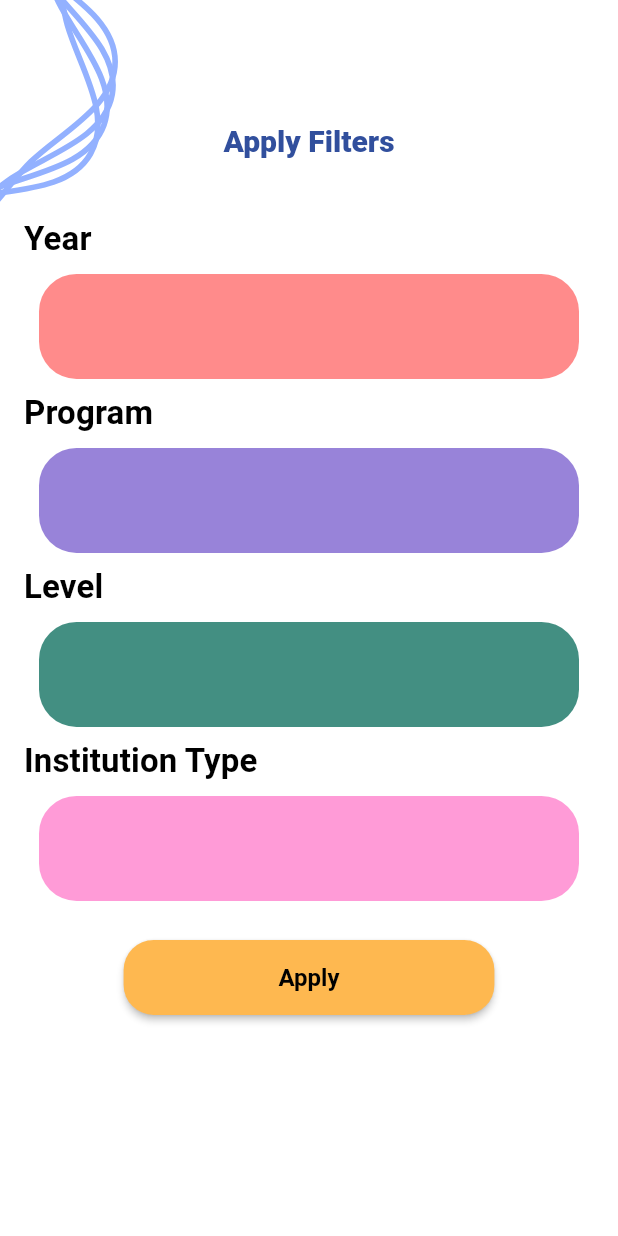
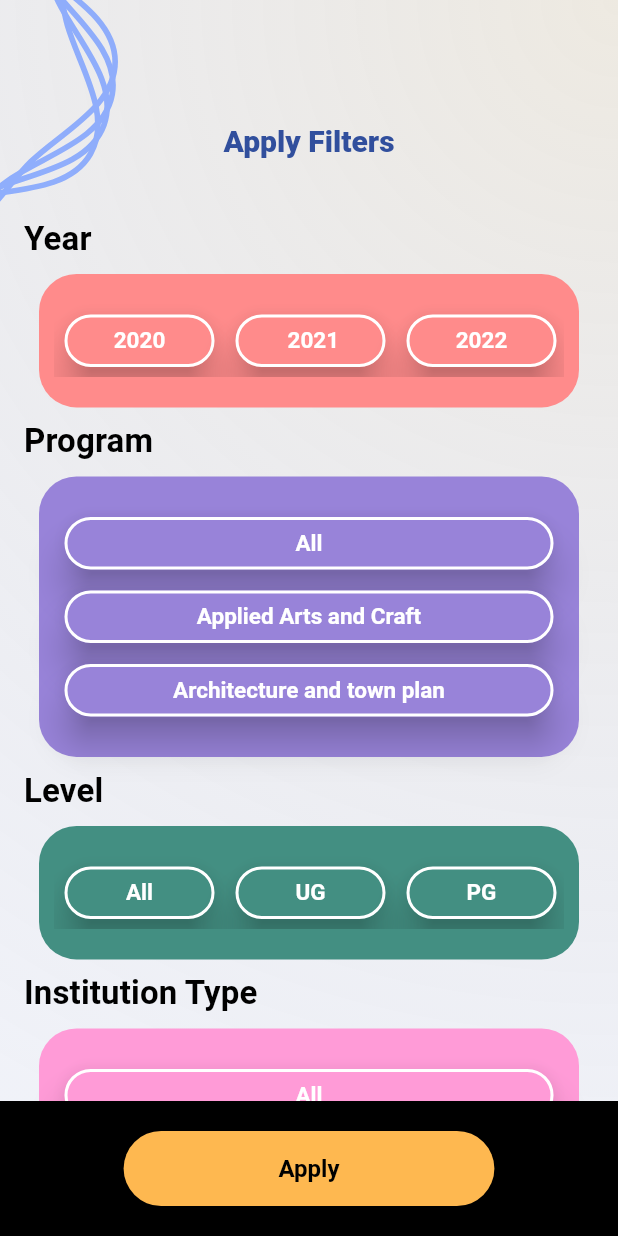
Before and after one commit to PiyushKarmhe/sihapp, a Flutter app: the screen it shows after launch, after a tap on the "filter alt" icon, on a phone screen of 412 x 824 dp. Run offline on Flutter 3.47's test engine with Material 2 defaults, Android fonts, the phone set to English and light mode, and no system bars; drawn by our look-alikes of custom_radio_grouped_button; our stand-ins replace fl_chart, flutter_svg, get, toggle_switch; network calls fail.

Commit message:
fillter page

```diff
--- a/lib/config/colors.dart
+++ b/lib/config/colors.dart
@@ -10,6 +10,9 @@ class AppColor {
 
   static const lightBlue1 = Color(0xFFE4E7FF);
 
+  static var grad1 = const Color(0xFFBCAC8B).withOpacity(0.26);
+  static var grad2 = const Color(0xFF6D7EBA).withOpacity(0.1);
+
   static const yellow = Color(0xFFFEB850);
   static const darkYellow = Color(0xFF796123);
   static const purple = Color(0xFF9883D9);
--- a/lib/config/theme.dart
+++ b/lib/config/theme.dart
@@ -6,7 +6,7 @@ class AppTheme {
 
   // Light theme
   static final ThemeData lightTheme = ThemeData(
-    scaffoldBackgroundColor: AppColor.white,
+    scaffoldBackgroundColor: Colors.transparent,
     colorScheme: const ColorScheme.light(
       primary: AppColor.yellow,
       onPrimary: Colors.black,
@@ -20,7 +20,7 @@ class AppTheme {
       color: Colors.white54,
     ),
     buttonTheme: ButtonThemeData(
-        shape: RoundedRectangleBorder(borderRadius: BorderRadius.circular(20))),
+        shape: RoundedRectangleBorder(borderRadius: BorderRadius.circular(50))),
     secondaryHeaderColor: AppColor.lightBlue,
     textTheme: const TextTheme(
         displayLarge: TextStyle(
@@ -51,7 +51,7 @@ class AppTheme {
 
   // Dark theme
   static final ThemeData darkTheme = ThemeData(
-    scaffoldBackgroundColor: AppColor.black,
+    scaffoldBackgroundColor: Colors.transparent,
     colorScheme: const ColorScheme.light(
       primary: AppColor.yellow,
       onPrimary: AppColor.white,
@@ -66,7 +66,7 @@ class AppTheme {
       color: Colors.white54,
     ),
     buttonTheme: ButtonThemeData(
-        shape: RoundedRectangleBorder(borderRadius: BorderRadius.circular(25))),
+        shape: RoundedRectangleBorder(borderRadius: BorderRadius.circular(50))),
     textTheme: const TextTheme(
         displayLarge: TextStyle(
           color: Color(0xFFD4D8E3),
--- /dev/null
+++ b/lib/controller/filter_controller.dart
@@ -0,0 +1,21 @@
+import 'package:get/get.dart';
+
+class FilterController extends GetxController {
+  RxList selectedYears = [].obs;
+  RxList selectedProgram = [].obs;
+  RxList selectedLevel = [].obs;
+  RxList selectedInstType = [].obs;
+
+  List<String> yearList = ["2020", " 2021", "2022"];
+  List<String> programList = <String>[
+    'All',
+    "Applied Arts and Craft",
+    "Architecture and town plan"
+  ];
+  List<String> levelList = ["All", "UG", "PG"];
+  List<String> instTypeList = [
+    "All",
+    "Applied Arts and Craft",
+    "Architecture and town Plan"
+  ];
+}
--- a/lib/view/main_activity.dart
+++ b/lib/view/main_activity.dart
@@ -1,5 +1,6 @@
 import 'dart:developer';
 
+import 'package:custom_radio_grouped_button/custom_radio_grouped_button.dart';
 import 'package:flutter/material.dart';
 import 'package:flutter_svg/flutter_svg.dart';
 import 'package:get/get.dart';
@@ -8,6 +9,8 @@ import 'package:sih/controller/data_controller.dart';
 import 'package:sih/view/widgets/filter_container.dart';
 import 'package:sih/view/widgets/primary_button.dart';
 import 'package:sih/view/widgets/primary_card.dart';
+
+import '../controller/filter_controller.dart';
 
 RxBool showFilter = false.obs;
 
@@ -19,12 +22,24 @@ class MainActivity extends StatefulWidget {
 
 class _MainActivityState extends State<MainActivity> {
   final _dataController = Get.put(DataController());
+  final _filterController = Get.put(FilterController());
+
   @override
   Widget build(BuildContext context) {
     final totalHeight = MediaQuery.of(context).size.height;
     final totalWidth = MediaQuery.of(context).size.width;
     return Scaffold(
         body: Stack(children: [
+      Container(
+        height: totalHeight,
+        width: totalWidth,
+        decoration: BoxDecoration(
+            color: AppColor.white,
+            gradient: RadialGradient(colors: [
+              AppColor.grad1,
+              AppColor.grad2,
+            ], radius: 2, center: Alignment.topRight)),
+      ),
       Obx(
         () => (!showFilter.value)
             ? dashBoard(totalHeight, totalWidth, context)
@@ -70,12 +85,12 @@ class _MainActivityState extends State<MainActivity> {
                     style: Theme.of(context).textTheme.titleSmall,
                   ),
                 ),
-                const FilterContainer(
-                    child: SizedBox(
-                      width: 100,
-                      height: 30,
-                    ),
-                    color: AppColor.red),
+                FilterContainer(
+                  color: AppColor.red,
+                  labelList: _filterController.yearList,
+                  selected: _filterController.selectedYears,
+                  horizontal: false,
+                ),
                 Align(
                   alignment: Alignment.topLeft,
                   child: Text(
@@ -83,12 +98,12 @@ class _MainActivityState extends State<MainActivity> {
                     style: Theme.of(context).textTheme.titleSmall,
                   ),
                 ),
-                const FilterContainer(
-                    child: SizedBox(
-                      width: 100,
-                      height: 30,
-                    ),
-                    color: AppColor.purple),
+                FilterContainer(
+                  color: AppColor.purple,
+                  labelList: _filterController.programList,
+                  selected: _filterController.selectedProgram,
+                  horizontal: true,
+                ),
                 Align(
                   alignment: Alignment.topLeft,
                   child: Text(
@@ -96,12 +111,12 @@ class _MainActivityState extends State<MainActivity> {
                     style: Theme.of(context).textTheme.titleSmall,
                   ),
                 ),
-                const FilterContainer(
-                    child: SizedBox(
-                      width: 100,
-                      height: 30,
-                    ),
-                    color: AppColor.green),
+                FilterContainer(
+                  color: AppColor.green,
+                  labelList: _filterController.levelList,
+                  selected: _filterController.selectedLevel,
+                  horizontal: false,
+                ),
                 Align(
                   alignment: Alignment.topLeft,
                   child: Text(
@@ -109,27 +124,36 @@ class _MainActivityState extends State<MainActivity> {
                     style: Theme.of(context).textTheme.titleSmall,
                   ),
                 ),
-                const FilterContainer(
-                    child: SizedBox(
-                      width: 100,
-                      height: 30,
-                    ),
-                    color: AppColor.pink),
+                FilterContainer(
+                  color: AppColor.pink,
+                  labelList: _filterController.instTypeList,
+                  selected: _filterController.selectedInstType,
+                  horizontal: true,
+                ),
                 const SizedBox(
-                  height: 16,
-                ),
-                PrimaryButton(onTap: () {
-                  setState(() {
-                    showFilter.value = !showFilter.value;
-                  });
-                }),
-                const SizedBox(
-                  height: 50,
+                  height: 150,
                 )
               ]),
             ),
           ),
         ),
+        Align(
+            alignment: Alignment.bottomCenter,
+            child: Container(
+              padding: EdgeInsets.symmetric(
+                  vertical: 20, horizontal: totalWidth * 0.2),
+              color: Theme.of(context).colorScheme.onBackground,
+              width: totalWidth,
+              child: PrimaryButton(onTap: () {
+                setState(() {
+                  print("Selected Institute types" +
+                      _filterController.selectedInstType.toString());
+                  print("Selected Program" +
+                      _filterController.selectedProgram.toString());
+                  showFilter.value = !showFilter.value;
+                });
+              }),
+            )),
       ],
     ));
   }
@@ -165,9 +189,8 @@ class _MainActivityState extends State<MainActivity> {
             CustomScrollView(
               slivers: [
                 SliverAppBar(
-                  expandedHeight: 200.0,
-                  floating: true,
-                  snap: false,
+                  expandedHeight: 180.0,
+                  floating: false,
                   pinned: false,
                   elevation: 0,
                   backgroundColor: Colors.transparent,
@@ -231,6 +254,35 @@ class _MainActivityState extends State<MainActivity> {
                         child: SingleChildScrollView(
                           physics: const BouncingScrollPhysics(),
                           child: Column(children: [
+                            if (_filterController
+                                .selectedYears.value.isNotEmpty) ...[
+                              Padding(
+                                padding: const EdgeInsets.symmetric(
+                                    horizontal: 32, vertical: 16),
+                                child: Row(
+                                  children: [
+                                    for (var every in _filterController
+                                        .selectedYears.value) ...[
+                                      Container(
+                                        margin: const EdgeInsets.all(8),
+                                        padding: const EdgeInsets.symmetric(
+                                            horizontal: 20, vertical: 6),
+                                        decoration: BoxDecoration(
+                                            borderRadius:
+                                                BorderRadius.circular(25),
+                                            color: AppColor.yellow),
+                                        child: Text(
+                                          every,
+                                          style: const TextStyle(
+                                              fontSize: 15,
+                                              fontWeight: FontWeight.w700),
+                                        ),
+                                      )
+                                    ]
+                                  ],
+                                ),
+                              )
+                            ],
                             for (var each in _dataController.data) ...[
                               PrimaryCard(
                                   title: each.title,
--- a/lib/view/widgets/filter_container.dart
+++ b/lib/view/widgets/filter_container.dart
@@ -1,10 +1,19 @@
+import 'package:custom_radio_grouped_button/custom_radio_grouped_button.dart';
 import 'package:flutter/cupertino.dart';
 import 'package:flutter/material.dart';
+import 'package:sih/config/colors.dart';
 
 class FilterContainer extends StatelessWidget {
-  final Widget child;
+  final selected;
   final color;
-  const FilterContainer({Key? key, required this.child, required this.color})
+  final labelList;
+  final horizontal;
+  const FilterContainer(
+      {Key? key,
+      required this.color,
+      required this.selected,
+      required this.labelList,
+      required this.horizontal})
       : super(key: key);
 
   @override
@@ -18,7 +27,30 @@ class FilterContainer extends StatelessWidget {
         color: color,
         borderRadius: BorderRadius.circular(25),
       ),
-      child: child,
+      child: CustomCheckBoxGroup<String>(
+        buttonLables: labelList,
+        horizontal: horizontal,
+        buttonValuesList: labelList,
+        selectedColor: AppColor.white,
+        selectedBorderColor: AppColor.white,
+        unSelectedColor: color,
+        unSelectedBorderColor: AppColor.white,
+        enableButtonWrap: false,
+        buttonTextStyle: ButtonTextStyle(
+          selectedColor: color,
+          unSelectedColor: AppColor.white,
+          textStyle: const TextStyle(fontSize: 15, fontWeight: FontWeight.w700),
+        ),
+        customShape: RoundedRectangleBorder(
+          borderRadius: BorderRadius.circular(25),
+          side: const BorderSide(width: 2, color: AppColor.white),
+        ),
+        enableShape: true,
+        checkBoxButtonValues: (List<dynamic> value) {
+          selected.value = value;
+          print(selected.value);
+        },
+      ),
     );
   }
 }
--- a/pubspec.yaml
+++ b/pubspec.yaml
@@ -29,6 +29,7 @@ environment:
 dependencies:
   bubble_tab_indicator: ^0.1.4
   cupertino_icons: ^1.0.2
+  custom_radio_grouped_button: ^2.1.2+2
   fl_chart: ^0.46.0
   flutter:
     sdk: flutter
```
Also changed, not shown: pubspec.lock.
